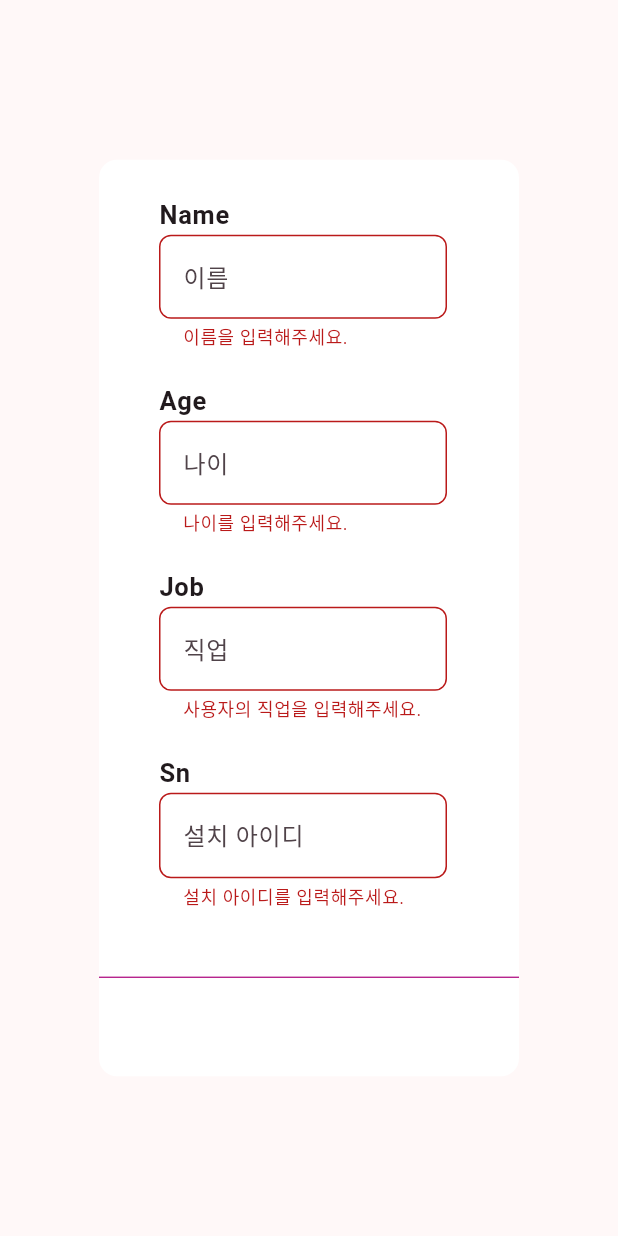
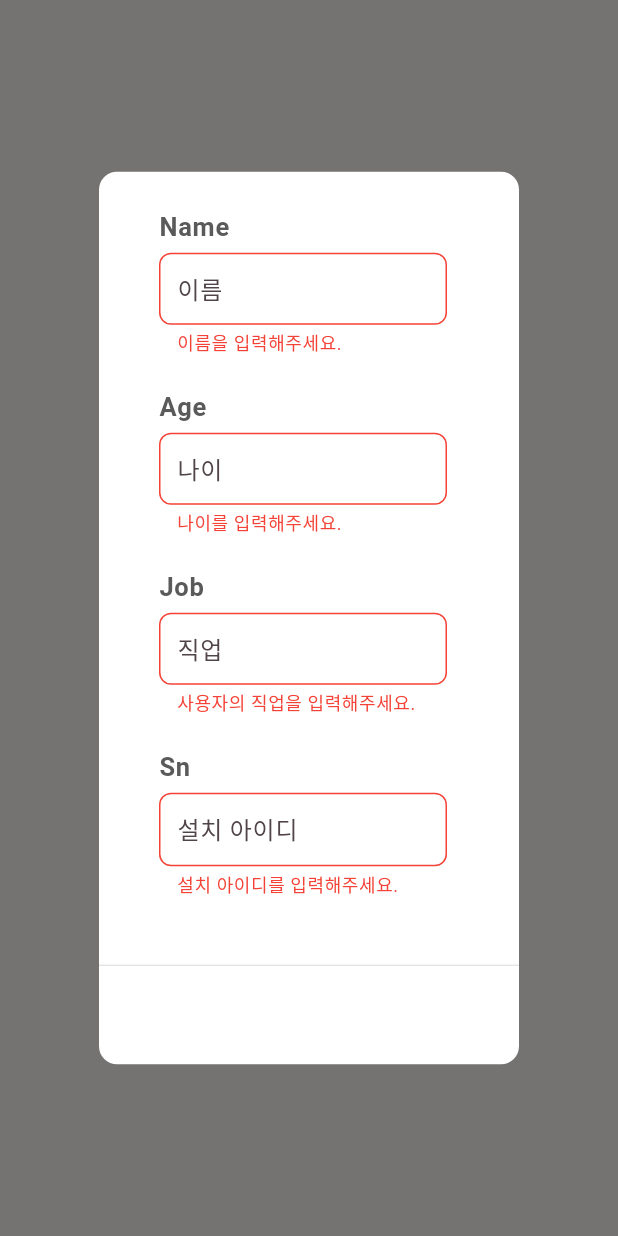
Before and after one commit to bssoft-dev/home-therapy-app-2301, a Flutter app: what showUserInfoDialog() shows on an empty page, opened directly with empty values, on a phone screen of 412 x 824 dp. Run offline on Flutter 3.47's test engine with Material 2 defaults, Android fonts, the phone set to English and light mode, and no system bars; our stand-ins replace flutter_svg, get, lottie, shared_preferences, syncfusion_flutter_gauges; missing offline and left inert: ping_discover_network_forked; accounts and stored records are empty; network calls fail; Roboto replaces fonts that are missing (Pretendard).

Commit message:
design: fonts, icons

```diff
--- a/lib/main.dart
+++ b/lib/main.dart
@@ -19,6 +19,7 @@ class HomeTherapyApp extends StatelessWidget {
     return GetMaterialApp(
       debugShowCheckedModeBanner: false,
       theme: ThemeData(
+        fontFamily: 'Pretendard',
         useMaterial3: true,
         colorSchemeSeed: mainColor.mainColor(),
         dialogTheme: const DialogTheme(
--- a/lib/model/version_model.dart
+++ b/lib/model/version_model.dart
@@ -1,3 +1,3 @@
 class VersionCurrent {
-  int versionValue = 4;
+  int versionValue = 5;
 }
--- a/lib/screens/settings_page.dart
+++ b/lib/screens/settings_page.dart
@@ -34,7 +34,7 @@ class _SettingsState extends State<Settings> {
           backgroundColor: Colors.transparent,
           leading: IconButton(
               icon: const Icon(
-                Icons.close,
+                Icons.close_rounded,
                 color: Color(0xff5a5a5a),
                 size: 50,
               ),
@@ -107,7 +107,7 @@ Widget settingTile(String title, IconData icon, void Function()? onTap) {
         ),
         onTap: onTap,
         trailing: const Icon(
-          Icons.arrow_forward_ios,
+          Icons.arrow_forward_ios_rounded,
           // color: mainColor.mainColor(),
         ),
       ),
--- a/lib/screens/track_mixing_page.dart
+++ b/lib/screens/track_mixing_page.dart
@@ -25,7 +25,7 @@ class _TrackMixingState extends State<TrackMixing> {
           leading: IconButton(
               icon: const Icon(
                 color: Color(0xff5a5a5a),
-                Icons.close,
+                Icons.close_rounded,
                 size: 50,
               ),
               onPressed: () => Navigator.pop(context))),
--- a/lib/widgets/appbar_widget.dart
+++ b/lib/widgets/appbar_widget.dart
@@ -6,7 +6,7 @@ basicAppBar(BuildContext context, GlobalKey<ScaffoldState> scaffoldKey) {
   return AppBar(
     backgroundColor: Colors.transparent,
     actions: [
-      simpleIconButton(Icons.settings, 50, const Color(0xff5A5A5A), () {
+      simpleIconButton(Icons.settings_rounded, 50, const Color(0xff5A5A5A), () {
         Get.toNamed('setting');
       }),
     ],
--- a/lib/widgets/text_field_widget.dart
+++ b/lib/widgets/text_field_widget.dart
@@ -30,18 +30,20 @@ Future<dynamic> showUserInfoDialog({
   required String saveText,
   VoidCallback? saveOnPressed,
 }) {
-  return Get.dialog(barrierDismissible: false, name: '개인정보', StatefulBuilder(
+  return Get.dialog(
+    barrierDismissible: false,
+    name: '개인정보',
+    // barrierColor: Colors.red.withOpacity(0.5),
+    StatefulBuilder(
       builder: (context, StateSetter setState) {
         return Scaffold(
           resizeToAvoidBottomInset: false, // 이 부분을 추가
-
+          backgroundColor: Colors.transparent,
           body: Align(
             alignment: Alignment.center,
             child: SingleChildScrollView(
               child: Form(
                 key: _formKey,
-              child: BackdropFilter(
-                  filter: ImageFilter.blur(sigmaY: 10, sigmaX: 10),
                 child: StatefulBuilder(
                   builder: (context, StateSetter setDialog) {
                     return AlertDialog(
@@ -95,8 +97,8 @@ Future<dynamic> showUserInfoDialog({
                         ],
                       ),
                       actions: [
-                        Divider(
-                          color: mainColor.mainColor(),
+                        const Divider(
+                          color: Colors.black12,
                           thickness: 0.8, //thickness of divier line
                         ),
                         Row(
@@ -110,7 +112,7 @@ Future<dynamic> showUserInfoDialog({
                                   cancelText,
                                   style: const TextStyle(
                                       color: Colors.black,
-                                      fontSize: 16,
+                                      fontSize: 20,
                                       fontWeight: FontWeight.w400),
                                 )),
                             TextButton(
@@ -129,10 +131,9 @@ Future<dynamic> showUserInfoDialog({
                                       .then((value) {
                                     if (value == 200) {
                                       //한번만 호출되도록 하는 캐시 저장코드
+                                      saveStoredValue('sn', snController.text);
                                       saveStoredValue(
-                                            'sn', snController.text);
-                                        saveStoredValue('username',
-                                            usernameController.text);
+                                          'username', usernameController.text);
                                       Get.back();
                                       // apartmentNoiseServeyDialogQ1(
                                       //     context: context);
@@ -143,29 +144,43 @@ Future<dynamic> showUserInfoDialog({
                                   });
                                 }
                               },
-                                child: Text(saveText,
+                              child: Text(
+                                saveText,
                                 style: const TextStyle(
                                     color: Colors.black,
-                                        fontSize: 16,
-                                        fontWeight: FontWeight.w400)))
+                                    fontSize: 20,
+                                    fontWeight: FontWeight.w400),
+                              ),
+                            ),
                           ],
                         )
                       ],
                     );
-                  })),
+                  },
+                ),
               ),
             ),
           ),
         );
       },
-  ));
+    ),
+  );
 }
 
 Widget textBox(String formTitle, TextEditingController textEditingController,
     String hintText, String? validatorText) {
   return ListTile(
-    title: Text(formTitle,
-        style: const TextStyle(fontSize: 17, fontWeight: FontWeight.bold)),
+    title: Padding(
+      padding: const EdgeInsets.only(bottom: 4),
+      child: Text(
+        formTitle,
+        style: const TextStyle(
+          fontSize: 17,
+          fontWeight: FontWeight.bold,
+          color: Color(0xff5a5a5a),
+        ),
+      ),
+    ),
     subtitle: TextFormField(
       autovalidateMode: AutovalidateMode.always,
       controller: textEditingController,
@@ -177,9 +192,46 @@ Widget textBox(String formTitle, TextEditingController textEditingController,
         return null;
       },
       decoration: InputDecoration(
+        isDense: true,
+        contentPadding: const EdgeInsets.symmetric(
+          horizontal: 8,
+          vertical: 12,
+        ),
         border: const OutlineInputBorder(
-            borderRadius: BorderRadius.all(Radius.circular(8))),
+          borderRadius: BorderRadius.all(
+            Radius.circular(8),
+          ),
+        ),
+        focusedBorder: const OutlineInputBorder(
+          borderRadius: BorderRadius.all(
+            Radius.circular(8),
+          ),
+          borderSide: BorderSide(
+            color: Color(0xff5cb85c),
+            width: 2,
+          ),
+        ),
+        errorBorder: const OutlineInputBorder(
+          borderRadius: BorderRadius.all(
+            Radius.circular(8),
+          ),
+          borderSide: BorderSide(
+            color: Colors.red,
+          ),
+        ),
+        focusedErrorBorder: const OutlineInputBorder(
+          borderRadius: BorderRadius.all(
+            Radius.circular(8),
+          ),
+          borderSide: BorderSide(
+            color: Colors.red,
+            width: 2,
+          ),
+        ),
         hintText: hintText,
+        errorStyle: const TextStyle(
+          color: Colors.red,
+        ),
       ),
     ),
   );
```
Also changed, not shown: lib/screens/home_page.dart (+3 -4 lines), lib/widgets/device_info_dialog_widget.dart (+5 -3 lines), lib/widgets/device_scann_dialog_widget.dart (+5 -4 lines), lib/widgets/noti_snackbar_widget.dart (+32 -31 lines), lib/widgets/track_mixing_slider.dart (+4 -4 lines), pubspec.yaml (+24 -14 lines), 3 other files. Lines whose indentation alone changed are shown as unchanged.
